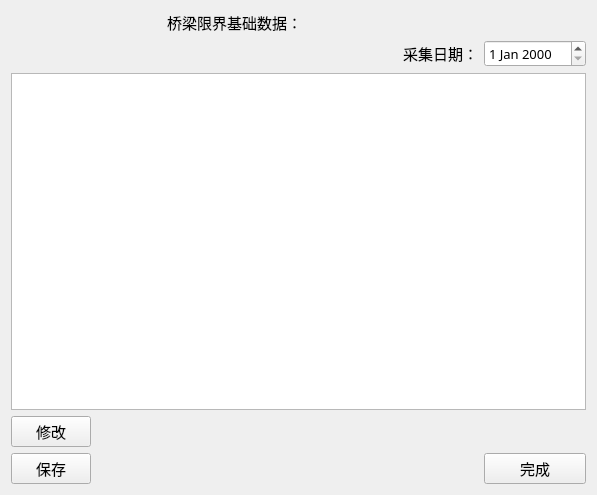
This is v1.0/module/lz_db/src/gui/input_bridge_clearance.ui in fanxiang090909/Railway-Tunnel-Construction-Dlearance-Measure-LanZhou as Qt 5 draws it before an edit. The edited form follows.
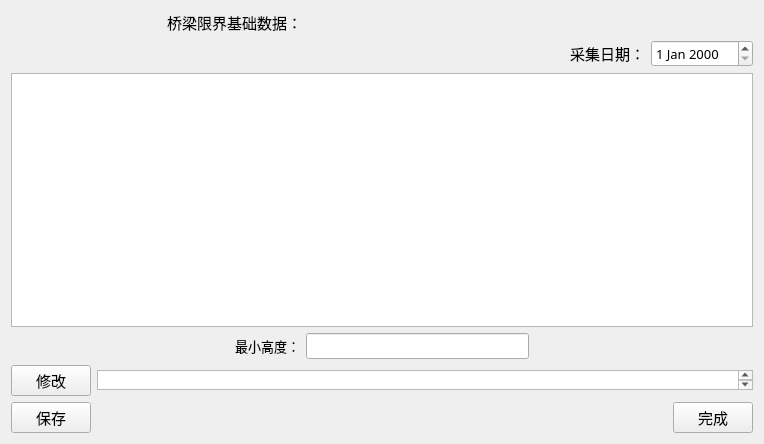
This is the edited form. Icons and pictures are not drawn.

Patch:
```diff
--- a/v1.0/module/lz_db/src/gui/input_bridge_clearance.ui
+++ b/v1.0/module/lz_db/src/gui/input_bridge_clearance.ui
@@ -6,8 +6,8 @@
    <rect>
     <x>0</x>
     <y>0</y>
-    <width>597</width>
-    <height>495</height>
+    <width>764</width>
+    <height>444</height>
    </rect>
   </property>
   <property name="font">
@@ -19,8 +19,10 @@
   <property name="windowTitle">
    <string>Form</string>
   </property>
-  <layout class="QGridLayout" name="gridLayout">
-   <item row="0" column="0" colspan="2">
+  <layout class="QVBoxLayout" name="verticalLayout">
+   <item>
+    <layout class="QGridLayout" name="gridLayout_2">
+     <item row="0" column="0">
     <widget class="QLabel" name="tunnelname">
      <property name="minimumSize">
       <size>
@@ -38,7 +40,7 @@
      </property>
     </widget>
    </item>
-   <item row="0" column="2">
+     <item row="0" column="1">
     <widget class="QLabel" name="label">
      <property name="font">
       <font>
@@ -51,7 +53,7 @@
      </property>
     </widget>
    </item>
-   <item row="1" column="2">
+     <item row="1" column="1">
     <spacer name="horizontalSpacer_2">
      <property name="orientation">
       <enum>Qt::Horizontal</enum>
@@ -64,7 +66,7 @@
      </property>
     </spacer>
    </item>
-   <item row="1" column="3" colspan="2">
+     <item row="1" column="2">
     <widget class="QLabel" name="label_2">
      <property name="font">
       <font>
@@ -77,10 +79,64 @@
      </property>
     </widget>
    </item>
-   <item row="1" column="5">
+     <item row="1" column="3">
     <widget class="QDateEdit" name="dateEdit"/>
    </item>
-   <item row="3" column="0">
+    </layout>
+   </item>
+   <item>
+    <widget class="QTableWidget" name="tableWidget"/>
+   </item>
+   <item>
+    <layout class="QHBoxLayout" name="horizontalLayout">
+     <item>
+      <spacer name="horizontalSpacer">
+       <property name="orientation">
+        <enum>Qt::Horizontal</enum>
+       </property>
+       <property name="sizeHint" stdset="0">
+        <size>
+         <width>40</width>
+         <height>20</height>
+        </size>
+       </property>
+      </spacer>
+     </item>
+     <item>
+      <widget class="QLabel" name="label_3">
+       <property name="text">
+        <string>最小高度：</string>
+       </property>
+      </widget>
+     </item>
+     <item>
+      <widget class="QLineEdit" name="lineEdit_minHeight">
+       <property name="dragEnabled">
+        <bool>false</bool>
+       </property>
+       <property name="readOnly">
+        <bool>false</bool>
+       </property>
+      </widget>
+     </item>
+     <item>
+      <spacer name="horizontalSpacer_3">
+       <property name="orientation">
+        <enum>Qt::Horizontal</enum>
+       </property>
+       <property name="sizeHint" stdset="0">
+        <size>
+         <width>40</width>
+         <height>20</height>
+        </size>
+       </property>
+      </spacer>
+     </item>
+    </layout>
+   </item>
+   <item>
+    <layout class="QGridLayout" name="gridLayout">
+     <item row="0" column="0">
     <widget class="QPushButton" name="modifyButton">
      <property name="font">
       <font>
@@ -96,14 +152,17 @@
      </property>
     </widget>
    </item>
-   <item row="3" column="1" colspan="5">
-    <widget class="QLabel" name="status">
-     <property name="text">
-      <string/>
+     <item row="0" column="1" colspan="2">
+      <widget class="QTextEdit" name="statusArea">
+       <property name="maximumSize">
+        <size>
+         <width>16777215</width>
+         <height>20</height>
+        </size>
      </property>
     </widget>
    </item>
-   <item row="4" column="0">
+     <item row="1" column="0">
     <widget class="QPushButton" name="saveButton">
      <property name="font">
       <font>
@@ -120,20 +179,20 @@
      </property>
     </widget>
    </item>
-   <item row="4" column="1" colspan="4">
-    <spacer name="horizontalSpacer">
+     <item row="1" column="1">
+      <spacer name="horizontalSpacer_4">
      <property name="orientation">
       <enum>Qt::Horizontal</enum>
      </property>
      <property name="sizeHint" stdset="0">
       <size>
-       <width>380</width>
-       <height>25</height>
+         <width>258</width>
+         <height>20</height>
       </size>
      </property>
     </spacer>
    </item>
-   <item row="4" column="5">
+     <item row="1" column="2">
     <widget class="QPushButton" name="finishButton">
      <property name="font">
       <font>
@@ -150,8 +209,7 @@
      </property>
     </widget>
    </item>
-   <item row="2" column="0" colspan="6">
-    <widget class="QTableWidget" name="tableWidget"/>
+    </layout>
    </item>
   </layout>
  </widget>
```
Lines whose indentation alone changed are shown as unchanged.
